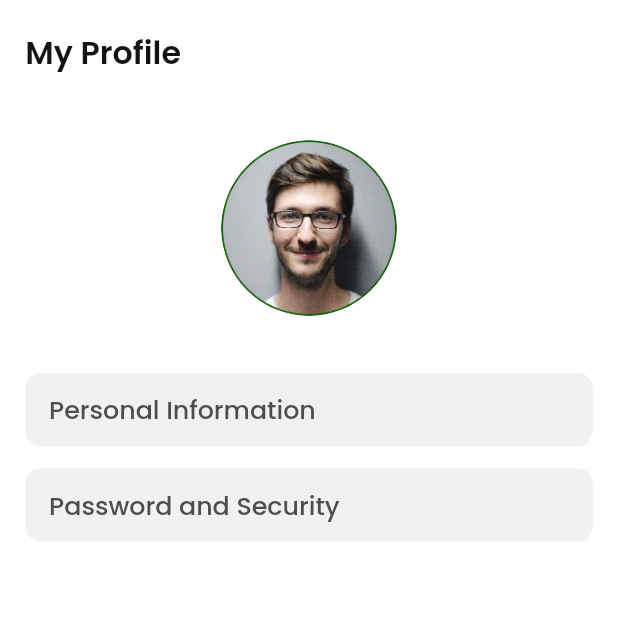
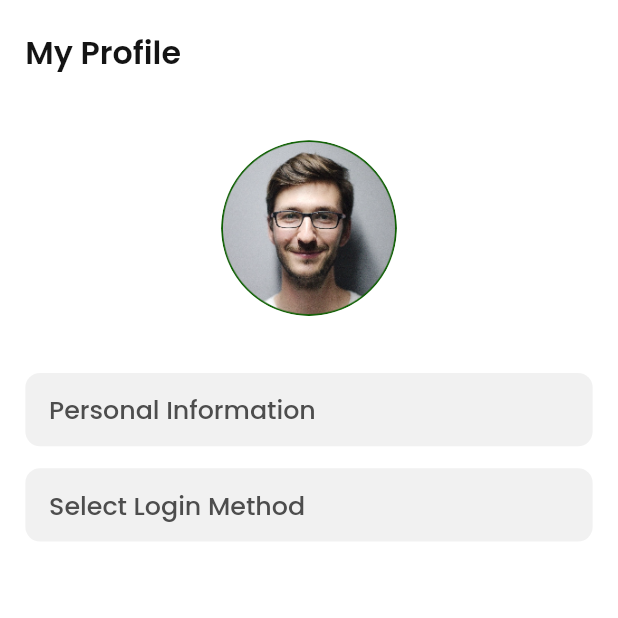
Before and after one commit to sachingupta2006/farm_flow_delivery, a Flutter app: the Profile screen opened directly, on a phone screen of 412 x 824 dp, the top half of it. Run offline on Flutter 3.47's test engine with Material 2 defaults, Android fonts, the phone set to English and light mode, and no system bars; our stand-ins replace another_flushbar, flutter_dash, flutter_screenutil, flutter_svg, flutter_switch, get and 8 more.

Commit message:
changes in design

```diff
--- a/lib/View/Profile/profile.dart
+++ b/lib/View/Profile/profile.dart
@@ -106,7 +106,7 @@ class _ProfileState extends State<Profile> {
                       Get.to(() => const PersonalInfo());
                     }),
                     sizedBoxHeight(15.h),
-                    profRow('Password and Security', () {
+                    profRow('Select Login Method', () {
                       Get.to(() => const PasswordSecurity());
                     }),
                   ],
```
